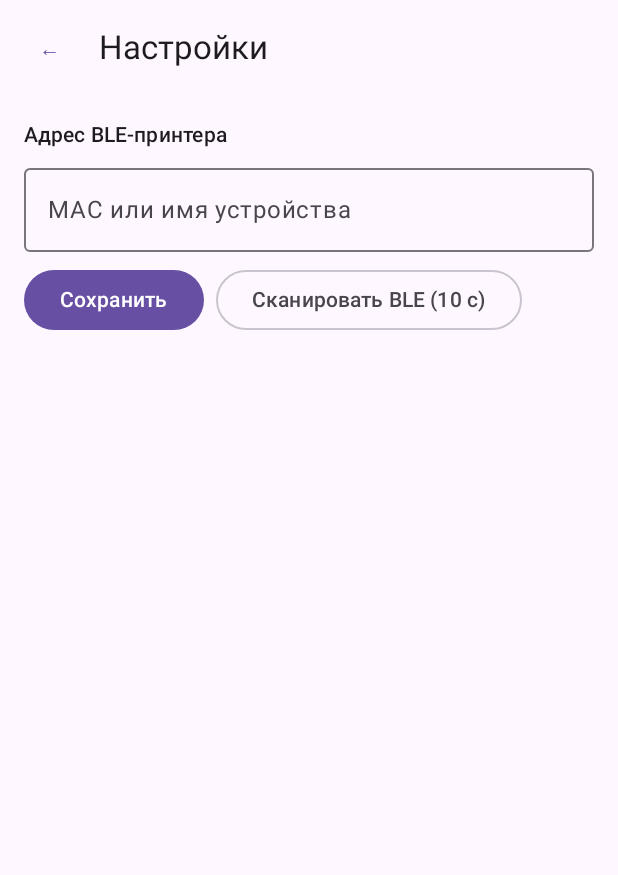
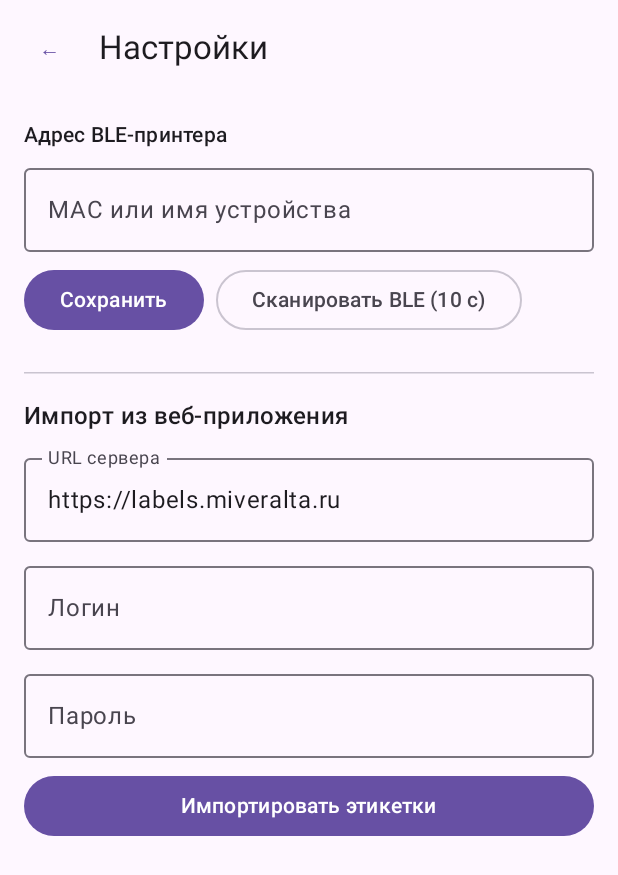
Before and after one commit to mordanov/label-system, an Android app built with Jetpack Compose: the screen it shows after launch (MainActivity), after a tap on an icon or button, on a phone screen of 412 x 824 dp. Shown: the top 875 px of the screen. Run offline under Robolectric (Android 15) with nearby library versions, the phone set to English and light mode, and no system bars; our stand-ins replace Room's generated code.

Commit message:
fix: launcher icon, BLE write pacing, APK deploy, sync from server
- Android: add adaptive launcher icon (blue tag shape)
- Android: add INTERNET permission for server sync
- BLE: add onCharacteristicWrite-based write serialization to prevent
  dropped data writes that caused garbled printed labels
- Settings: add import from server (URL + credentials) to populate
  local DB from backend; saves credentials in SharedPreferences
- CI: build-deploy now docker cp's APK into running container so the
  download button appears without modifying the monolithic VPS compose

Co-Authored-By: Claude Sonnet 4.6 <noreply@anthropic.com>

```diff
--- a/android/app/src/main/AndroidManifest.xml
+++ b/android/app/src/main/AndroidManifest.xml
@@ -11,9 +11,12 @@
     <uses-permission android:name="android.permission.BLUETOOTH_CONNECT" />
 
     <uses-feature android:name="android.hardware.bluetooth_le" android:required="true" />
+    <uses-permission android:name="android.permission.INTERNET" />
 
     <application
         android:label="Label App"
+        android:icon="@mipmap/ic_launcher"
+        android:roundIcon="@mipmap/ic_launcher_round"
         android:theme="@style/AppTheme"
         android:allowBackup="true">
 
--- a/android/app/src/main/kotlin/com/labelapp/data/AppDatabase.kt
+++ b/android/app/src/main/kotlin/com/labelapp/data/AppDatabase.kt
@@ -39,6 +39,9 @@ interface ProductDao {
 
     @Insert(onConflict = OnConflictStrategy.REPLACE)
     suspend fun upsertCounter(counter: InventoryCounter)
+
+    @Query("SELECT * FROM products WHERE inventoryNumber = :num LIMIT 1")
+    suspend fun findByInventoryNumber(num: String): Product?
 }
 
 @Database(
--- a/android/app/src/main/kotlin/com/labelapp/data/Prefs.kt
+++ b/android/app/src/main/kotlin/com/labelapp/data/Prefs.kt
@@ -8,4 +8,16 @@ class Prefs(context: Context) {
     var bleAddress: String?
         get() = prefs.getString("ble_address", null)
         set(v) = prefs.edit().putString("ble_address", v).apply()
+
+    var serverUrl: String
+        get() = prefs.getString("server_url", "https://labels.miveralta.ru") ?: "https://labels.miveralta.ru"
+        set(v) = prefs.edit().putString("server_url", v).apply()
+
+    var syncUsername: String
+        get() = prefs.getString("sync_user", "") ?: ""
+        set(v) = prefs.edit().putString("sync_user", v).apply()
+
+    var syncPassword: String
+        get() = prefs.getString("sync_pass", "") ?: ""
+        set(v) = prefs.edit().putString("sync_pass", v).apply()
 }
--- a/android/app/src/main/kotlin/com/labelapp/ui/SettingsScreen.kt
+++ b/android/app/src/main/kotlin/com/labelapp/ui/SettingsScreen.kt
@@ -2,19 +2,26 @@ package com.labelapp.ui
 
 import androidx.compose.foundation.clickable
 import androidx.compose.foundation.layout.*
-import androidx.compose.foundation.lazy.LazyColumn
-import androidx.compose.foundation.lazy.items
+import androidx.compose.foundation.rememberScrollState
+import androidx.compose.foundation.text.KeyboardOptions
+import androidx.compose.foundation.verticalScroll
 import androidx.compose.material3.*
 import androidx.compose.runtime.*
 import androidx.compose.ui.Modifier
+import androidx.compose.ui.text.input.KeyboardType
+import androidx.compose.ui.text.input.PasswordVisualTransformation
 import androidx.compose.ui.unit.dp
 
 @OptIn(ExperimentalMaterial3Api::class)
 @Composable
 fun SettingsScreen(vm: AppViewModel, onBack: () -> Unit) {
     val scanned by vm.scannedDevices.collectAsState()
+    val syncState by vm.syncState.collectAsState()
     var address by remember { mutableStateOf(vm.prefs.bleAddress ?: "") }
     var scanning by remember { mutableStateOf(false) }
+    var serverUrl by remember { mutableStateOf(vm.prefs.serverUrl) }
+    var syncUser by remember { mutableStateOf(vm.prefs.syncUsername) }
+    var syncPass by remember { mutableStateOf(vm.prefs.syncPassword) }
 
     Scaffold(
         topBar = {
@@ -24,7 +31,7 @@ fun SettingsScreen(vm: AppViewModel, onBack: () -> Unit) {
             )
         }
     ) { padding ->
-        Column(Modifier.padding(padding).padding(16.dp)) {
+        Column(Modifier.padding(padding).padding(16.dp).verticalScroll(rememberScrollState())) {
             Text("Адрес BLE-принтера", style = MaterialTheme.typography.labelLarge)
             Spacer(Modifier.height(4.dp))
             OutlinedTextField(
@@ -50,11 +57,7 @@ fun SettingsScreen(vm: AppViewModel, onBack: () -> Unit) {
             if (scanning) {
                 Spacer(Modifier.height(16.dp))
                 Text("Найденные устройства:", style = MaterialTheme.typography.labelLarge)
-                LazyColumn {
-                    if (scanned.isEmpty()) {
-                        item { Text("Сканирование…", Modifier.padding(top = 8.dp)) }
-                    }
-                    items(scanned) { device ->
+                scanned.forEach { device ->
                     ListItem(
                         headlineContent = { Text(device.name) },
                         supportingContent = { Text(device.address) },
@@ -66,8 +69,62 @@ fun SettingsScreen(vm: AppViewModel, onBack: () -> Unit) {
                     )
                     HorizontalDivider()
                 }
+                if (scanned.isEmpty()) Text("Сканирование…", Modifier.padding(top = 8.dp))
+            }
+
+            Spacer(Modifier.height(24.dp))
+            HorizontalDivider()
+            Spacer(Modifier.height(16.dp))
+            Text("Импорт из веб-приложения", style = MaterialTheme.typography.titleMedium)
+            Spacer(Modifier.height(8.dp))
+            OutlinedTextField(
+                value = serverUrl,
+                onValueChange = { serverUrl = it; vm.prefs.serverUrl = it },
+                label = { Text("URL сервера") },
+                modifier = Modifier.fillMaxWidth(),
+                singleLine = true,
+            )
+            Spacer(Modifier.height(8.dp))
+            OutlinedTextField(
+                value = syncUser,
+                onValueChange = { syncUser = it; vm.prefs.syncUsername = it },
+                label = { Text("Логин") },
+                modifier = Modifier.fillMaxWidth(),
+                singleLine = true,
+            )
+            Spacer(Modifier.height(8.dp))
+            OutlinedTextField(
+                value = syncPass,
+                onValueChange = { syncPass = it; vm.prefs.syncPassword = it },
+                label = { Text("Пароль") },
+                modifier = Modifier.fillMaxWidth(),
+                singleLine = true,
+                visualTransformation = PasswordVisualTransformation(),
+                keyboardOptions = KeyboardOptions(keyboardType = KeyboardType.Password),
+            )
+            Spacer(Modifier.height(8.dp))
+            Button(
+                onClick = { vm.syncFromServer() },
+                enabled = syncState !is SyncState.Syncing,
+                modifier = Modifier.fillMaxWidth(),
+            ) {
+                Text(if (syncState is SyncState.Syncing) "Импорт…" else "Импортировать этикетки")
+            }
+            when (val s = syncState) {
+                is SyncState.Done -> {
+                    Spacer(Modifier.height(4.dp))
+                    Text("Импортировано: ${s.imported} новых позиций", color = MaterialTheme.colorScheme.primary)
+                    LaunchedEffect(s) {
+                        kotlinx.coroutines.delay(4000)
+                        vm.clearSyncState()
+                    }
+                }
+                is SyncState.Error -> {
+                    Spacer(Modifier.height(4.dp))
+                    Text("Ошибка: ${s.msg}", color = MaterialTheme.colorScheme.error)
+                }
+                else -> {}
             }
         }
     }
 }
-}
--- /dev/null
+++ b/android/app/src/main/res/drawable/ic_launcher_background.xml
@@ -0,0 +1,4 @@
+<?xml version="1.0" encoding="utf-8"?>
+<shape xmlns:android="http://schemas.android.com/apk/res/android">
+    <solid android:color="#1565C0"/>
+</shape>
--- /dev/null
+++ b/android/app/src/main/res/mipmap-anydpi-v26/ic_launcher.xml
@@ -0,0 +1,5 @@
+<?xml version="1.0" encoding="utf-8"?>
+<adaptive-icon xmlns:android="http://schemas.android.com/apk/res/android">
+    <background android:drawable="@drawable/ic_launcher_background"/>
+    <foreground android:drawable="@drawable/ic_launcher_foreground"/>
+</adaptive-icon>
--- /dev/null
+++ b/android/app/src/main/res/mipmap-anydpi-v26/ic_launcher_round.xml
@@ -0,0 +1,5 @@
+<?xml version="1.0" encoding="utf-8"?>
+<adaptive-icon xmlns:android="http://schemas.android.com/apk/res/android">
+    <background android:drawable="@drawable/ic_launcher_background"/>
+    <foreground android:drawable="@drawable/ic_launcher_foreground"/>
+</adaptive-icon>
```
Also changed, not shown: android/app/src/main/kotlin/com/labelapp/ble/BleManager.kt (+13 -3 lines), android/app/src/main/kotlin/com/labelapp/ui/AppViewModel.kt (+56 -0 lines), android/app/src/main/res/drawable/ic_launcher_foreground.xml (added, +17 -0 lines), 1 other file. Lines whose indentation alone changed are shown as unchanged.
